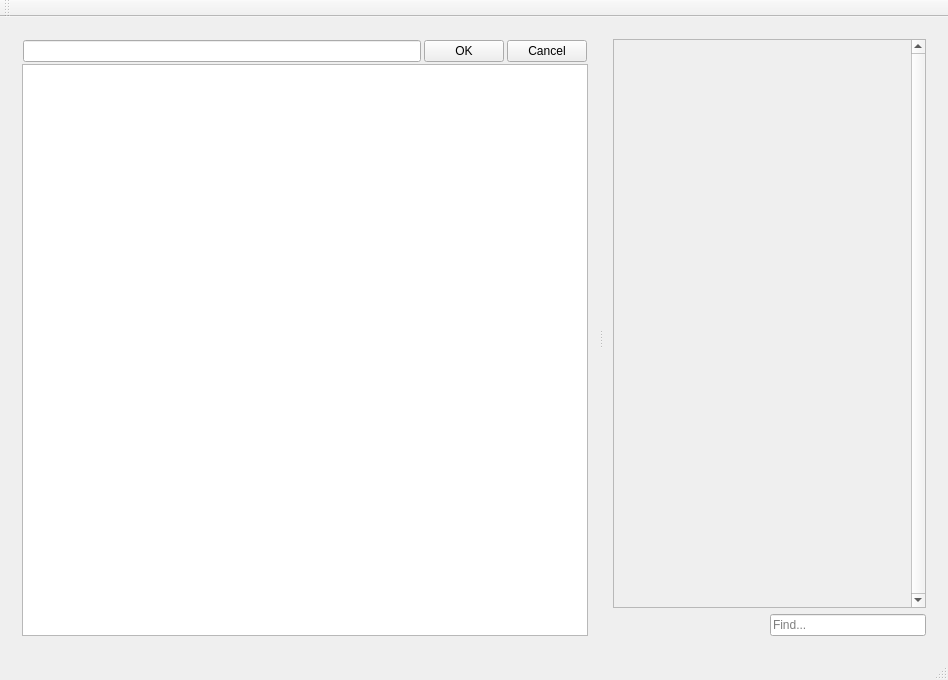
This is client/mainwindow.ui in sly-loki/ToDoApp as Qt 5 draws it before an edit. The edited form follows.
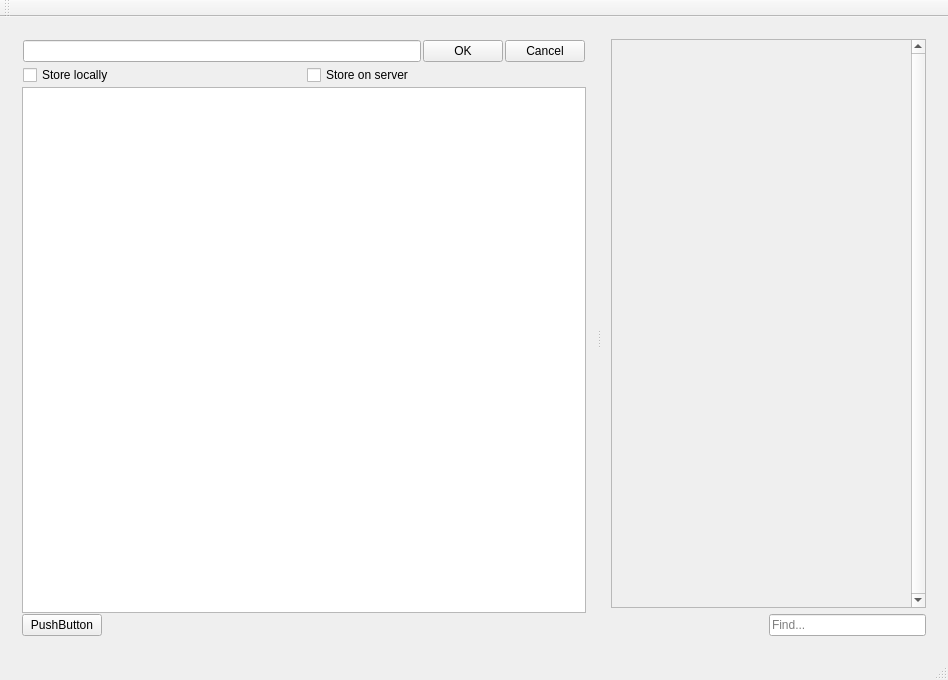
This is the edited form.

```diff
--- a/client/mainwindow.ui
+++ b/client/mainwindow.ui
@@ -33,7 +33,7 @@
           <property name="enabled">
            <bool>true</bool>
           </property>
-          <layout class="QHBoxLayout" name="horizontalLayout_2">
+          <layout class="QVBoxLayout" name="verticalLayout_4">
            <property name="spacing">
             <number>3</number>
            </property>
@@ -50,6 +50,14 @@
             <number>1</number>
            </property>
            <item>
+            <layout class="QHBoxLayout" name="horizontalLayout_2">
+             <property name="spacing">
+              <number>2</number>
+             </property>
+             <property name="topMargin">
+              <number>0</number>
+             </property>
+             <item>
             <widget class="QLineEdit" name="docNameLine"/>
            </item>
            <item>
@@ -67,11 +75,61 @@
             </widget>
            </item>
           </layout>
+           </item>
+           <item>
+            <layout class="QHBoxLayout" name="horizontalLayout_3">
+             <property name="bottomMargin">
+              <number>0</number>
+             </property>
+             <item>
+              <widget class="QCheckBox" name="docLocalBox">
+               <property name="text">
+                <string>Store locally</string>
+               </property>
+              </widget>
+             </item>
+             <item>
+              <widget class="QCheckBox" name="docRemoteBox">
+               <property name="text">
+                <string>Store on server</string>
+               </property>
+              </widget>
+             </item>
+            </layout>
+           </item>
+          </layout>
          </widget>
         </item>
         <item>
          <widget class="QListWidget" name="listWidget"/>
         </item>
+        <item>
+         <layout class="QHBoxLayout" name="horizontalLayout_4">
+          <property name="topMargin">
+           <number>0</number>
+          </property>
+          <item>
+           <widget class="QPushButton" name="viewSettingsButton">
+            <property name="text">
+             <string>PushButton</string>
+            </property>
+           </widget>
+          </item>
+          <item>
+           <spacer name="horizontalSpacer_2">
+            <property name="orientation">
+             <enum>Qt::Horizontal</enum>
+            </property>
+            <property name="sizeHint" stdset="0">
+             <size>
+              <width>40</width>
+              <height>20</height>
+             </size>
+            </property>
+           </spacer>
+          </item>
+         </layout>
+        </item>
        </layout>
       </widget>
       <widget class="QWidget" name="verticalLayoutWidget">
@@ -92,7 +150,7 @@
             <rect>
              <x>0</x>
              <y>0</y>
-             <width>383</width>
+             <width>331</width>
              <height>563</height>
             </rect>
            </property>
```
Lines whose indentation alone changed are shown as unchanged.
